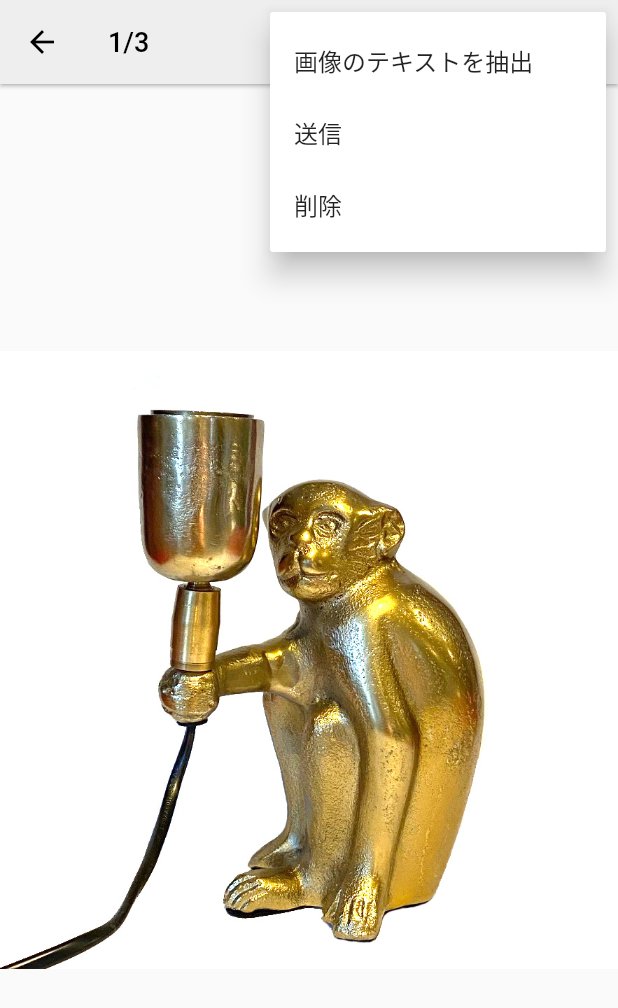
After one commit to KoseiYoshida/google_keep_copy, a Flutter app: the EditContentImageScreen screen opened by its route, after a tap on the "more vert" icon, on a phone screen of 412 x 824 dp. The commit adds this screen. Shown: the top 1008 px of the screen. Run offline on Flutter 3.47's test engine with Material 2 defaults, Android fonts, the light colour scheme and no system bars; our stand-ins replace image_picker.

Commit message:
画像編集用スクリーン追加

```diff
--- a/lib/main.dart
+++ b/lib/main.dart
@@ -1,5 +1,6 @@
 import 'package:flutter/material.dart';
 import 'package:goggle_keep_copy/screens/add_content_screen.dart';
+import 'package:goggle_keep_copy/screens/edit_content_image_screen.dart';
 import 'package:goggle_keep_copy/screens/edit_content_screen.dart';
 import 'package:goggle_keep_copy/screens/home_screen.dart';
 
@@ -21,6 +22,7 @@ class MyApp extends StatelessWidget {
         '/': (BuildContext context) => HomeScreen(),
         '/add': (BuildContext context) => AddContentScreen(),
         '/edit': (BuildContext context) => EditContentScreen(),
+        '/edit_image': (BuildContext context) => EditContentImageScreen(),
       },
     );
   }
--- /dev/null
+++ b/lib/screens/edit_content_image_screen.dart
@@ -0,0 +1,116 @@
+import 'package:flutter/material.dart';
+
+enum _Menu {
+  extractTexts,
+  send,
+  delete,
+}
+
+class EditContentImageScreen extends StatefulWidget {
+  @override
+  _EditContentImageScreenState createState() => _EditContentImageScreenState();
+}
+
+class _EditContentImageScreenState extends State<EditContentImageScreen> {
+  final List<ImageProvider> imageProviders = [
+    AssetImage('assets/monkey.jpg'),
+    AssetImage('assets/monkey.jpg'),
+    AssetImage('assets/monkey.jpg'),
+  ];
+
+  int _shownImageIndex = 0;
+
+  @override
+  Widget build(BuildContext context) {
+    return Scaffold(
+      appBar: AppBar(
+        backgroundColor: Colors.grey.shade200,
+        elevation: 1,
+        leading: IconButton(
+          icon: BackButtonIcon(),
+          color: Colors.black,
+          onPressed: () {
+            Navigator.pop(context);
+          },
+        ),
+        title: Text(
+          '${_shownImageIndex + 1}/${imageProviders.length}',
+          style: TextStyle(
+            color: Colors.black,
+            fontSize: 18,
+          ),
+        ),
+        actions: [
+          IconButton(
+            icon: Icon(
+              Icons.brush_outlined,
+            ),
+            color: Colors.black,
+            onPressed: () {},
+          ),
+          ImageEditPopupMenu(),
+        ],
+      ),
+      body: ImagePageView(
+        imageProviders: imageProviders,
+        onPageChanged: (value) {
+          setState(() {
+            _shownImageIndex = value;
+          });
+        },
+      ),
+    );
+  }
+}
+
+class ImageEditPopupMenu extends StatelessWidget {
+  @override
+  Widget build(BuildContext context) {
+    return PopupMenuButton<_Menu>(
+      onSelected: (value) {
+        print(value);
+      },
+      itemBuilder: (context) => [
+        PopupMenuItem(
+          value: _Menu.extractTexts,
+          child: Text('画像のテキストを抽出'),
+        ),
+        PopupMenuItem(
+          value: _Menu.send,
+          child: Text('送信'),
+        ),
+        PopupMenuItem(
+          value: _Menu.delete,
+          child: Text('削除'),
+        ),
+      ],
+    );
+  }
+}
+
+class ImagePageView extends StatelessWidget {
+  ImagePageView({
+    this.imageProviders,
+    this.onPageChanged,
+  });
+
+  final List<ImageProvider> imageProviders;
+  final Function(int) onPageChanged;
+
+  @override
+  Widget build(BuildContext context) {
+    final PageController controller = PageController(initialPage: 0);
+    return PageView(
+      scrollDirection: Axis.horizontal,
+      controller: controller,
+      children: imageProviders.map((e) {
+        return Center(
+          child: Image(
+            image: e,
+          ),
+        );
+      }).toList(),
+      onPageChanged: onPageChanged,
+    );
+  }
+}
```
